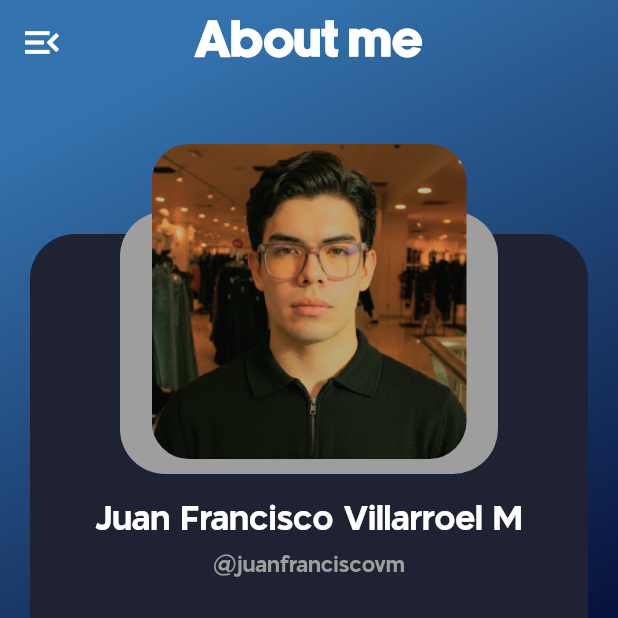
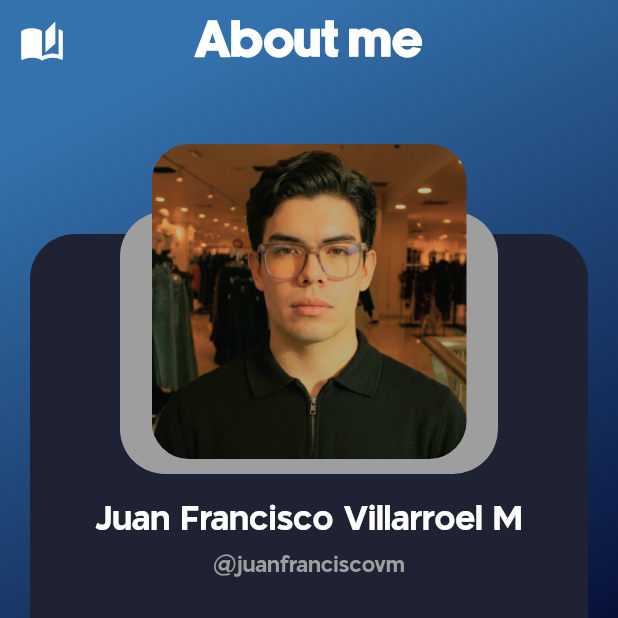
Before and after one commit to juanfranciscovm/portafolio_juan, a Flutter app: the screen it shows after launch, on a phone screen of 412 x 824 dp, the top half of it. Run offline on Flutter 3.47's test engine with Material 3 defaults, Android fonts, the phone set to English and light mode, and no system bars; drawn by our look-alikes of curved_navigation_bar; our stand-ins replace accordion; network calls fail.

Commit message:
changed: cambiado el ícono de la firma_dev para que se vea más apropiado a lo que es JSJSJSJ

```diff
--- a/lib/screens/about_me.dart
+++ b/lib/screens/about_me.dart
@@ -22,7 +22,7 @@ class AboutMe extends StatelessWidget {
         backgroundColor: Colors.transparent,
         elevation: 0,
         leading: IconButton(
-          icon: const Icon(Icons.menu_open, color: Colors.white, size: 30),
+          icon: const Icon(Icons.auto_stories, color: Colors.white, size: 30),
           onPressed: () {
             Navigator.push(
               context,
```
